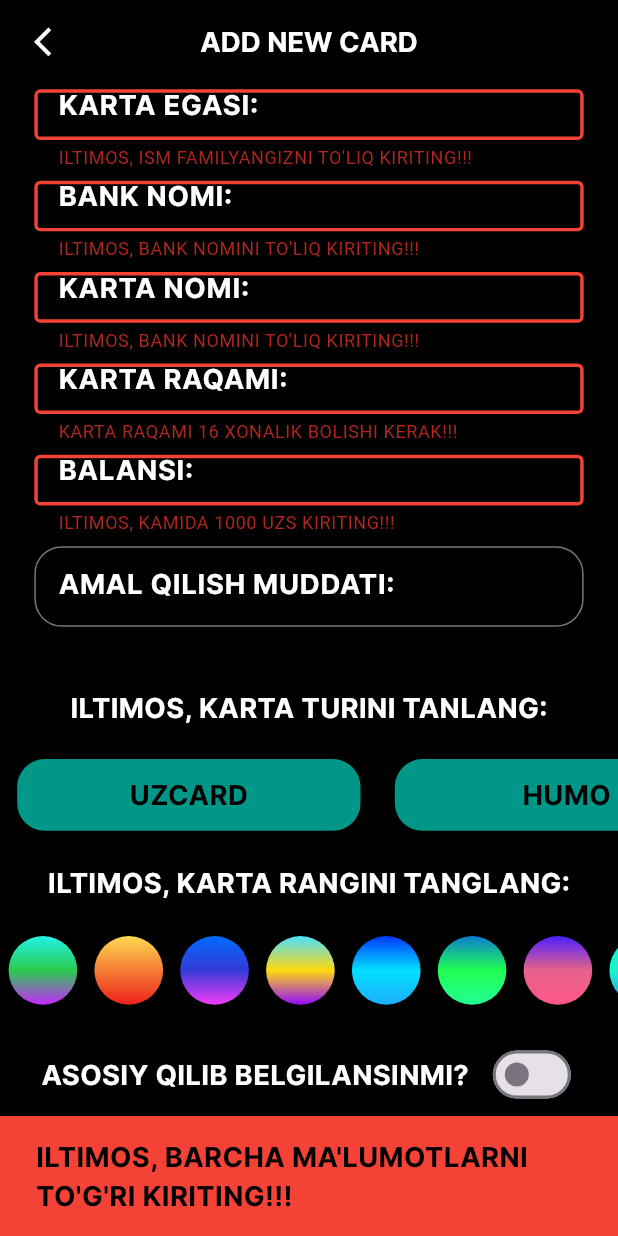
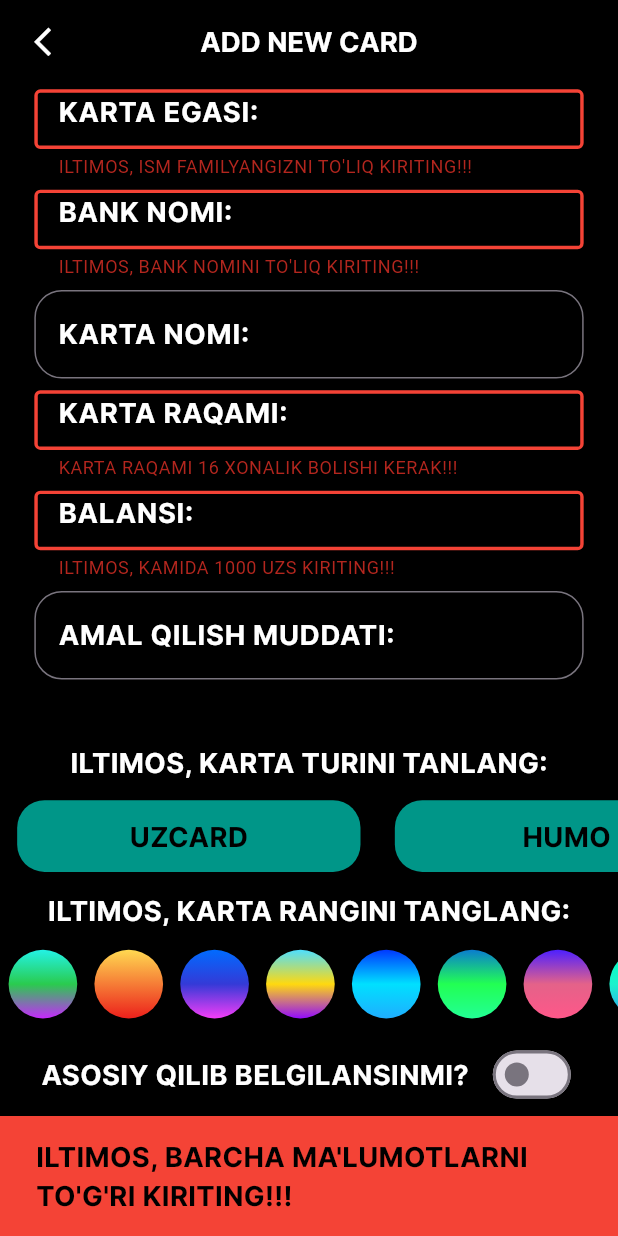
Before and after one commit to abdushukur77/practidse, a Flutter app: the AddNewCardScreen screen opened directly, after a tap on "ADD NEW CARD", on a phone screen of 412 x 824 dp. Run offline on Flutter 3.47's test engine with Material 3 defaults, Android fonts, the phone set to English and light mode, and no system bars; drawn by our look-alikes of zoom_tap_animation; our stand-ins replace dio, flutter_bloc, flutter_local_notifications, flutter_screenutil, flutter_svg, permission_handler; network calls fail.

Commit message:
INITIAL COMMIT

```diff
--- a/lib/screens/add_new_card/add_new_card_screen.dart
+++ b/lib/screens/add_new_card/add_new_card_screen.dart
@@ -114,7 +114,7 @@ class _AddNewCardScreenState extends State<AddNewCardScreen> {
           mainAxisAlignment: MainAxisAlignment.start,
           children: [
             Expanded(
-              flex: 6,
+              flex: 9,
               child: SingleChildScrollView(
                 scrollDirection: Axis.vertical,
                 physics: const NeverScrollableScrollPhysics(),
@@ -134,7 +134,7 @@ class _AddNewCardScreenState extends State<AddNewCardScreen> {
                             vertical: 3.h,
                           ),
                           child: SizedBox(
-                            height: 45.h,
+                            height: 50.h,
                             child: TextFormField(
                               autovalidateMode:
                                   AutovalidateMode.onUserInteraction,
@@ -154,7 +154,7 @@ class _AddNewCardScreenState extends State<AddNewCardScreen> {
                                   }
                                 }
                                 if (index == 2) {
-                                  if (v == null || v.length < 5) {
+                                  if (v == null) {
                                     return "ILTIMOS, BANK NOMINI TO'LIQ KIRITING!!!";
                                   }
                                 }
```
